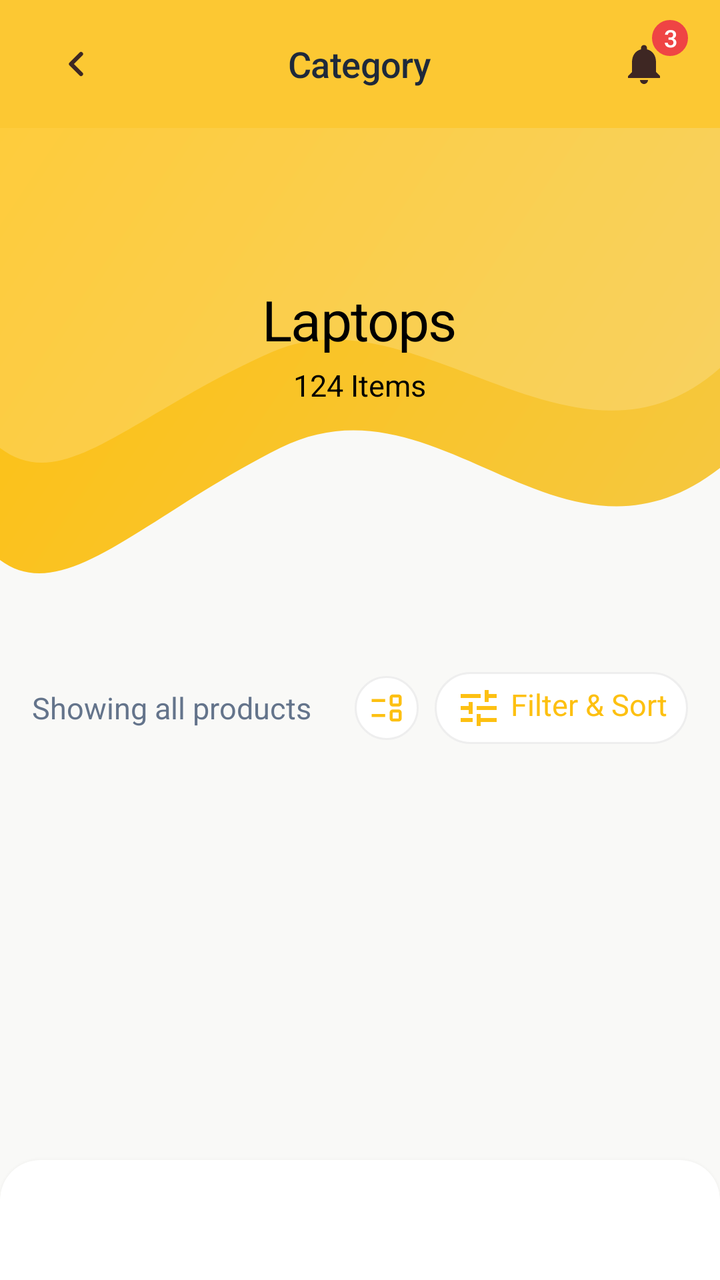
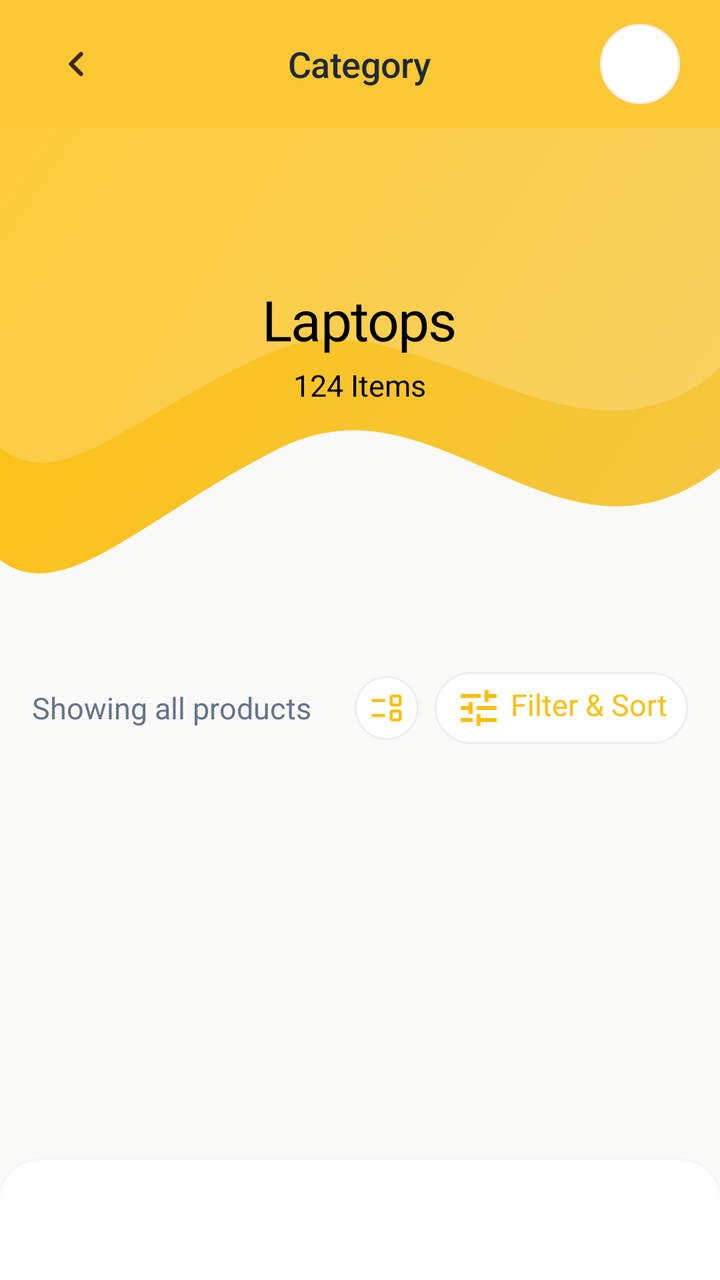

Before-and-after screenshots of an Android layout around one commit, followed by the original layout XML and the change that was made.
<!-- AndroidManifest.xml: application theme Theme.BeckieDealApp -->
<!-- res/layout/activity_category_detail.xml -->
﻿<?xml version="1.0" encoding="utf-8"?>
<androidx.constraintlayout.widget.ConstraintLayout xmlns:android="http://schemas.android.com/apk/res/android"
    xmlns:app="http://schemas.android.com/apk/res-auto"
    xmlns:tools="http://schemas.android.com/tools"
    android:layout_width="match_parent"
    android:layout_height="match_parent"
    android:background="@color/background"
    android:fitsSystemWindows="true"
    tools:context=".CategoryDetailActivity">

    
    <com.google.android.material.appbar.MaterialToolbar
        android:id="@+id/topAppBar"
        android:layout_width="match_parent"
        android:layout_height="@dimen/toolbar_height"
        android:background="@color/topbar_yellow_transparent"
        app:contentInsetStart="0dp"
        app:elevation="0dp"
        app:layout_constraintTop_toTopOf="parent">

        <RelativeLayout
            android:layout_width="match_parent"
            android:layout_height="match_parent"
            android:paddingHorizontal="16dp">

            
            <ImageView
                android:id="@+id/backButton"
                android:layout_width="44dp"
                android:layout_height="44dp"
                android:layout_alignParentStart="true"
                android:layout_centerVertical="true"
                android:padding="12dp"
                android:src="@drawable/ic_arrow_left"
                android:contentDescription="Back"
                app:tint="@color/dark_brown" />

            
            <TextView
                android:id="@+id/categoryTitleText"
                android:layout_width="wrap_content"
                android:layout_height="wrap_content"
                android:layout_centerInParent="true"
                android:text="Category"
                android:textAppearance="@style/TextAppearance.App.SectionHeader" />

            
            <RelativeLayout
                android:id="@+id/notificationContainer"
                android:layout_width="44dp"
                android:layout_height="44dp"
                android:layout_alignParentEnd="true"
                android:layout_centerVertical="true">

                <ImageView
                    android:id="@+id/notificationIcon"
                    android:layout_width="24dp"
                    android:layout_height="24dp"
                    android:layout_centerInParent="true"
                    android:src="@drawable/ic_notifications"
                    app:tint="@color/dark_brown" />

                <TextView
                    android:id="@+id/notificationBadge"
                    android:layout_width="18dp"
                    android:layout_height="18dp"
                    android:layout_alignParentEnd="true"
                    android:layout_alignParentTop="true"
                    android:background="@drawable/badge_pill"
                    android:backgroundTint="@color/red_error"
                    android:gravity="center"
                    android:text="3"
                    android:textAppearance="@style/TextAppearance.App.Label"
                    android:textAllCaps="false"
                    android:textColor="@color/white_fixed"
                    android:visibility="visible" />
            </RelativeLayout>

        </RelativeLayout>
    </com.google.android.material.appbar.MaterialToolbar>

    
    <androidx.core.widget.NestedScrollView
        android:layout_width="match_parent"
        android:layout_height="0dp"
        android:fillViewport="true"
        app:layout_constraintTop_toBottomOf="@id/topAppBar"
        app:layout_constraintBottom_toTopOf="@id/bottomNavGlassHost">

        <LinearLayout
            android:layout_width="match_parent"
            android:layout_height="wrap_content"
            android:orientation="vertical"
            android:paddingBottom="16dp">

            
            <FrameLayout
                android:id="@+id/categoryHeroCard"
                android:layout_width="match_parent"
                android:layout_height="wrap_content">

                
                <ImageView
                    android:layout_width="match_parent"
                    android:layout_height="wrap_content"
                    android:adjustViewBounds="true"
                    android:importantForAccessibility="no"
                    android:scaleType="fitXY"
                    android:src="@drawable/bg_top_wave" />

                
                <LinearLayout
                    android:layout_width="match_parent"
                    android:layout_height="wrap_content"
                    android:layout_gravity="center_vertical"
                    android:orientation="vertical"
                    android:paddingHorizontal="20dp"
                    android:paddingTop="32dp"
                    android:paddingBottom="56dp"
                    android:gravity="center">

                    <TextView
                        android:id="@+id/heroTitle"
                        android:layout_width="wrap_content"
                        android:layout_height="wrap_content"
                        android:text="Laptops"
                        android:textAppearance="@style/TextAppearance.App.ScreenTitle"
                        android:textColor="#000000"
                        android:textAlignment="center" />

                    <TextView
                        android:id="@+id/heroSubtitle"
                        android:layout_width="wrap_content"
                        android:layout_height="wrap_content"
                        android:layout_marginTop="4dp"
                        android:text="124 Items"
                        android:textAppearance="@style/TextAppearance.App.Body"
                        android:textColor="#000000"
                        android:textAlignment="center" />
                </LinearLayout>
            </FrameLayout>

            
            <HorizontalScrollView
                android:layout_width="match_parent"
                android:layout_height="wrap_content"
                android:scrollbars="none"
                android:paddingTop="16dp"
                android:paddingBottom="4dp">

                <LinearLayout
                    android:id="@+id/brandFilterContainer"
                    android:layout_width="wrap_content"
                    android:layout_height="wrap_content"
                    android:orientation="horizontal"
                    android:paddingStart="16dp"
                    android:paddingEnd="16dp" />
            </HorizontalScrollView>

            
            <LinearLayout
                android:id="@+id/resultsRow"
                android:layout_width="match_parent"
                android:layout_height="wrap_content"
                android:orientation="horizontal"
                android:gravity="center_vertical"
                android:paddingHorizontal="16dp"
                android:paddingTop="12dp"
                android:paddingBottom="4dp">

                <TextView
                    android:id="@+id/resultsLabel"
                    android:layout_width="0dp"
                    android:layout_height="wrap_content"
                    android:layout_weight="1"
                    android:text="Showing all products"
                    android:textAppearance="@style/TextAppearance.App.Body"
                    android:textColor="@color/text_secondary" />

                
                <RelativeLayout
                    android:id="@+id/viewModeButton"
                    android:layout_width="32dp"
                    android:layout_height="32dp"
                    android:layout_marginEnd="8dp"
                    android:background="@drawable/chip_unselected"
                    android:clickable="true"
                    android:focusable="true">

                    <ImageView
                        android:id="@+id/viewModeIcon"
                        android:layout_width="18dp"
                        android:layout_height="18dp"
                        android:layout_centerInParent="true"
                        android:src="@drawable/event_list_24"
                        app:tint="@color/primary" />

                </RelativeLayout>

                <TextView
                    android:id="@+id/sortButton"
                    android:layout_width="wrap_content"
                    android:layout_height="wrap_content"
                    android:clickable="true"
                    android:focusable="true"
                    android:drawableStart="@drawable/ic_filter"
                    android:drawablePadding="4dp"
                    android:text="Filter &amp; Sort"
                    android:textAppearance="@style/TextAppearance.App.CardPrice"
                    android:textColor="@color/primary"
                    android:paddingHorizontal="10dp"
                    android:paddingVertical="6dp"
                    android:background="@drawable/chip_unselected" />
            </LinearLayout>

            
            <androidx.recyclerview.widget.RecyclerView
                android:id="@+id/detailProductsGrid"
                android:layout_width="match_parent"
                android:layout_height="wrap_content"
                android:layout_marginTop="4dp"
                android:background="@color/background"
                android:nestedScrollingEnabled="false"
                android:overScrollMode="never" />

        </LinearLayout>
    </androidx.core.widget.NestedScrollView>

    
    <include layout="@layout/layout_bottom_nav" />

</androidx.constraintlayout.widget.ConstraintLayout>
<!-- res/layout/layout_bottom_nav.xml (included above) -->
<?xml version="1.0" encoding="utf-8"?>
<FrameLayout
    xmlns:android="http://schemas.android.com/apk/res/android"
    xmlns:app="http://schemas.android.com/apk/res-auto"
    android:id="@+id/bottomNavGlassHost"
    android:layout_width="0dp"
    android:layout_height="wrap_content"
    android:layout_marginStart="@dimen/bottom_nav_side_margin"
    android:layout_marginEnd="@dimen/bottom_nav_side_margin"
    android:layout_marginBottom="@dimen/bottom_nav_bottom_margin"
    android:background="@drawable/bottom_nav_glass_bg"
    android:clipToOutline="true"
    android:elevation="4dp"
    app:layout_constraintBottom_toBottomOf="parent"
    app:layout_constraintStart_toStartOf="parent"
    app:layout_constraintEnd_toEndOf="parent">

    <LinearLayout
        android:id="@+id/customBottomNav"
        android:layout_width="match_parent"
        android:layout_height="60dp"
        android:orientation="horizontal"
        android:gravity="center"
        android:paddingStart="12dp"
        android:paddingEnd="12dp"
        android:weightSum="5.5">

        
        <LinearLayout
            android:id="@+id/navItemHome"
            android:layout_width="0dp"
            android:layout_height="match_parent"
            android:layout_weight="1"
            android:gravity="center"
            android:orientation="horizontal"
            android:clickable="true"
            android:focusable="true"
            android:background="?attr/selectableItemBackgroundBorderless">

            <LinearLayout
                android:id="@+id/navPillHome"
                android:layout_width="wrap_content"
                android:layout_height="34dp"
                android:orientation="horizontal"
                android:gravity="center"
                android:paddingStart="8dp"
                android:paddingEnd="8dp"
                android:background="@drawable/nav_pill_background">

                <ImageView
                    android:id="@+id/navIconHome"
                    android:layout_width="20dp"
                    android:layout_height="20dp"
                    android:src="@drawable/bottom_nav_home_icon"
                    android:scaleType="fitCenter" />

                <TextView
                    android:id="@+id/navLabelHome"
                    android:layout_width="wrap_content"
                    android:layout_height="wrap_content"
                    android:layout_marginStart="5dp"
                    android:text="Home"
                    android:textSize="11sp"
                    android:textStyle="bold"
                    android:visibility="gone"
                    android:alpha="0"
                    android:includeFontPadding="false" />
            </LinearLayout>
        </LinearLayout>

        
        <LinearLayout
            android:id="@+id/navItemCategories"
            android:layout_width="0dp"
            android:layout_height="match_parent"
            android:layout_weight="1"
            android:gravity="center"
            android:orientation="horizontal"
            android:clickable="true"
            android:focusable="true"
            android:background="?attr/selectableItemBackgroundBorderless">

            <LinearLayout
                android:id="@+id/navPillCategories"
                android:layout_width="wrap_content"
                android:layout_height="34dp"
                android:orientation="horizontal"
                android:gravity="center"
                android:paddingStart="8dp"
                android:paddingEnd="8dp"
                android:background="@drawable/nav_pill_background">

                <ImageView
                    android:id="@+id/navIconCategories"
                    android:layout_width="20dp"
                    android:layout_height="20dp"
                    android:src="@drawable/bottom_nav_categories_icon"
                    android:scaleType="fitCenter" />

                <TextView
                    android:id="@+id/navLabelCategories"
                    android:layout_width="wrap_content"
                    android:layout_height="wrap_content"
                    android:layout_marginStart="5dp"
                    android:text="Categories"
                    android:textSize="11sp"
                    android:textStyle="bold"
                    android:visibility="gone"
                    android:alpha="0"
                    android:includeFontPadding="false"
                    android:maxLines="1" />
            </LinearLayout>
        </LinearLayout>

        
        <LinearLayout
            android:id="@+id/navItemWishlist"
            android:layout_width="0dp"
            android:layout_height="match_parent"
            android:layout_weight="1"
            android:gravity="center"
            android:orientation="horizontal"
            android:clickable="true"
            android:focusable="true"
            android:background="?attr/selectableItemBackgroundBorderless">

            <LinearLayout
                android:id="@+id/navPillWishlist"
                android:layout_width="wrap_content"
                android:layout_height="34dp"
                android:orientation="horizontal"
                android:gravity="center"
                android:paddingStart="8dp"
                android:paddingEnd="8dp"
                android:background="@drawable/nav_pill_background">

                <ImageView
                    android:id="@+id/navIconWishlist"
                    android:layout_width="20dp"
                    android:layout_height="20dp"
                    android:src="@drawable/bottom_nav_favorites_icon"
                    android:scaleType="fitCenter" />

                <TextView
                    android:id="@+id/navLabelWishlist"
                    android:layout_width="wrap_content"
                    android:layout_height="wrap_content"
                    android:layout_marginStart="5dp"
                    android:text="Wishlist"
                    android:textSize="11sp"
                    android:textStyle="bold"
                    android:visibility="gone"
                    android:alpha="0"
                    android:includeFontPadding="false"
                    android:maxLines="1" />
            </LinearLayout>
        </LinearLayout>

        
        <LinearLayout
            android:id="@+id/navItemCart"
            android:layout_width="0dp"
            android:layout_height="match_parent"
            android:layout_weight="1"
            android:gravity="center"
            android:orientation="horizontal"
            android:clickable="true"
            android:focusable="true"
            android:background="?attr/selectableItemBackgroundBorderless">

            <LinearLayout
                android:id="@+id/navPillCart"
                android:layout_width="wrap_content"
                android:layout_height="34dp"
                android:orientation="horizontal"
                android:gravity="center"
                android:paddingStart="8dp"
                android:paddingEnd="8dp"
                android:background="@drawable/nav_pill_background">

                <ImageView
                    android:id="@+id/navIconCart"
                    android:layout_width="20dp"
                    android:layout_height="20dp"
                    android:src="@drawable/bottom_nav_cart_icon"
                    android:scaleType="fitCenter" />

                
                <FrameLayout
                    android:layout_width="wrap_content"
                    android:layout_height="wrap_content"
                    android:layout_marginStart="-6dp"
                    android:layout_marginTop="-4dp">
                    
                    <TextView
                        android:id="@+id/cartBadge"
                        android:layout_width="16dp"
                        android:layout_height="16dp"
                        android:background="@drawable/badge_pill"
                        android:backgroundTint="@color/primary"
                        android:textSize="9sp"
                        android:textStyle="bold"
                        android:textColor="@color/white_fixed"
                        android:visibility="gone"
                        android:includeFontPadding="false"
                        android:gravity="center" />
                </FrameLayout>

                <TextView
                    android:id="@+id/navLabelCart"
                    android:layout_width="wrap_content"
                    android:layout_height="wrap_content"
                    android:layout_marginStart="5dp"
                    android:text="Cart"
                    android:textSize="11sp"
                    android:textStyle="bold"
                    android:visibility="gone"
                    android:alpha="0"
                    android:includeFontPadding="false" />
            </LinearLayout>
        </LinearLayout>

        
        <LinearLayout
            android:id="@+id/navItemAccount"
            android:layout_width="0dp"
            android:layout_height="match_parent"
            android:layout_weight="1"
            android:gravity="center"
            android:orientation="horizontal"
            android:clickable="true"
            android:focusable="true"
            android:background="?attr/selectableItemBackgroundBorderless">

            <LinearLayout
                android:id="@+id/navPillAccount"
                android:layout_width="wrap_content"
                android:layout_height="34dp"
                android:orientation="horizontal"
                android:gravity="center"
                android:paddingStart="8dp"
                android:paddingEnd="8dp"
                android:background="@drawable/nav_pill_background">

                <ImageView
                    android:id="@+id/navIconAccount"
                    android:layout_width="20dp"
                    android:layout_height="20dp"
                    android:src="@drawable/bottom_nav_account_icon"
                    android:scaleType="fitCenter" />

                <TextView
                    android:id="@+id/navLabelAccount"
                    android:layout_width="wrap_content"
                    android:layout_height="wrap_content"
                    android:layout_marginStart="5dp"
                    android:text="Account"
                    android:textSize="11sp"
                    android:textStyle="bold"
                    android:visibility="gone"
                    android:alpha="0"
                    android:includeFontPadding="false" />
            </LinearLayout>
        </LinearLayout>

    </LinearLayout>

</FrameLayout>
<!-- resources referenced by this layout -->
<resources>
  <color name="background">#F9F9F7</color>
  <color name="dark_brown">#3E2723</color>
  <color name="primary">#FDC011</color>
  <color name="red_error">#EF4444</color>
  <color name="text_secondary">#64748B</color>
  <color name="topbar_yellow_transparent">#D9FDC011</color>
  <color name="white_fixed">#FFFFFF</color>
  <dimen name="bottom_nav_bottom_margin">0dp</dimen>
  <dimen name="bottom_nav_side_margin">0dp</dimen>
  <dimen name="toolbar_height">64dp</dimen>
  <!-- drawable ic_notifications (drawable) -->
  <vector xmlns:android="http://schemas.android.com/apk/res/android"
      android:width="24dp" android:height="24dp"
      android:viewportWidth="24" android:viewportHeight="24">
      
      <path android:fillColor="#F97316"
          android:pathData="M12,22c1.1,0 2,-0.9 2,-2h-4c0,1.1 0.9,2 2,2zM18,16v-5c0,-3.07 -1.64,-5.64 -4.5,-6.32V4c0,-0.83 -0.67,-1.5 -1.5,-1.5s-1.5,0.67 -1.5,1.5v0.68C7.63,5.36 6,7.92 6,11v5l-2,2v1h16v-1l-2,-2z"/>
  </vector>
  <style name="TextAppearance.App.CardPrice" parent="TextAppearance.Material3.BodyLarge">
          <item name="android:fontFamily">@font/synonym_semibold</item>
          <item name="android:textSize">15sp</item>
          <item name="android:letterSpacing">0</item>
          <item name="android:textColor">@color/text_primary</item>
      </style>
  <style name="TextAppearance.App.ScreenTitle" parent="TextAppearance.Material3.HeadlineMedium">
          <item name="android:fontFamily">@font/amulya_bold</item>
          <item name="android:textSize">28sp</item>
          <item name="android:letterSpacing">-0.02</item>
          <item name="android:textColor">#000000</item>
      </style>
  <style name="Theme.BeckieDealApp" parent="Base.Theme.BeckieDealApp">
          <item name="buttonStyle">@style/Widget.App.Button</item>
          <item name="materialButtonStyle">@style/Widget.App.Button</item>
      </style>
  <color name="surface">#FFFFFF</color>
  <color name="nav_surface">#FFFFFF</color>
  <dimen name="chip_stroke_width">1dp</dimen>
  <dimen name="chip_pill_radius">20dp</dimen>
  <color name="text_primary">#1E293B</color>
  <style name="Widget.App.Button" parent="Widget.Material3.Button">
          <item name="shapeAppearance">@style/ShapeAppearance.App.Button.Pill</item>
          <item name="android:textAppearance">@style/TextAppearance.App.Button</item>
      </style>
  <color name="on_primary">#FFFFFF</color>
  <color name="primary_container">#FDC011</color>
  <color name="on_primary_container">#582200</color>
  <color name="chip_selected_bg">#3E2723</color>
  <color name="on_surface">#251913</color>
  <style name="TextAppearance.App.PriceHero" parent="TextAppearance.Material3.TitleLarge">
          <item name="android:fontFamily">@font/amulya_bold</item>
          <item name="android:textSize">22sp</item>
          <item name="android:letterSpacing">-0.01</item>
          <item name="android:textColor">@color/text_primary</item>
      </style>
  <style name="TextAppearance.App.CardProductName" parent="TextAppearance.Material3.BodyLarge">
          <item name="android:fontFamily">@font/synonym_medium</item>
          <item name="android:textSize">15sp</item>
          <item name="android:letterSpacing">0</item>
          <item name="android:textColor">@color/text_primary</item>
      </style>
  <style name="TextAppearance.App.Button" parent="TextAppearance.Material3.LabelLarge">
          <item name="android:fontFamily">@font/synonym_semibold</item>
          <item name="android:textSize">15sp</item>
          <item name="android:letterSpacing">0.01</item>
          <item name="android:textAllCaps">false</item>
      </style>
  <style name="ShapeAppearance.App.Button.Pill" parent="">
          <item name="cornerFamily">rounded</item>
          <item name="cornerSize">50%</item>
      </style>
  <color name="nav_indicator_fill">#FFF1EB</color>
  <style name="ShapeAppearance.App.BottomNav.ActiveIndicator" parent="">
          <item name="cornerFamily">rounded</item>
          <item name="cornerSize">50%</item>
      </style>
  <!-- unchanged entries left out for length: 42 -->
</resources>

<!-- the commit's change to res/layout/activity_category_detail.xml (unified diff, before → after) -->
@@ -45,36 +45,16 @@
                 android:textAppearance="@style/TextAppearance.App.SectionHeader" />
 
             
-            <RelativeLayout
-                android:id="@+id/notificationContainer"
-                android:layout_width="44dp"
-                android:layout_height="44dp"
+            <ImageView
+                android:id="@+id/categoryImageIcon"
+                android:layout_width="40dp"
+                android:layout_height="40dp"
                 android:layout_alignParentEnd="true"
-                android:layout_centerVertical="true">
-
-                <ImageView
-                    android:id="@+id/notificationIcon"
-                    android:layout_width="24dp"
-                    android:layout_height="24dp"
-                    android:layout_centerInParent="true"
-                    android:src="@drawable/ic_notifications"
-                    app:tint="@color/dark_brown" />
-
-                <TextView
-                    android:id="@+id/notificationBadge"
-                    android:layout_width="18dp"
-                    android:layout_height="18dp"
-                    android:layout_alignParentEnd="true"
-                    android:layout_alignParentTop="true"
-                    android:background="@drawable/badge_pill"
-                    android:backgroundTint="@color/red_error"
-                    android:gravity="center"
-                    android:text="3"
-                    android:textAppearance="@style/TextAppearance.App.Label"
-                    android:textAllCaps="false"
-                    android:textColor="@color/white_fixed"
-                    android:visibility="visible" />
-            </RelativeLayout>
+                android:layout_centerVertical="true"
+                android:layout_marginEnd="4dp"
+                android:scaleType="fitCenter"
+                android:contentDescription="Category Image"
+                android:background="@drawable/chip_unselected" />
 
         </RelativeLayout>
     </com.google.android.material.appbar.MaterialToolbar>
<!-- resource entries referenced after the edit -->
@@ -3,21 +3,12 @@
   <color name="background">#F9F9F7</color>
   <color name="dark_brown">#3E2723</color>
   <color name="primary">#FDC011</color>
-  <color name="red_error">#EF4444</color>
   <color name="text_secondary">#64748B</color>
   <color name="topbar_yellow_transparent">#D9FDC011</color>
   <color name="white_fixed">#FFFFFF</color>
   <dimen name="bottom_nav_bottom_margin">0dp</dimen>
   <dimen name="bottom_nav_side_margin">0dp</dimen>
   <dimen name="toolbar_height">64dp</dimen>
-  <!-- drawable ic_notifications (drawable) -->
-  <vector xmlns:android="http://schemas.android.com/apk/res/android"
-      android:width="24dp" android:height="24dp"
-      android:viewportWidth="24" android:viewportHeight="24">
-      
-      <path android:fillColor="#F97316"
-          android:pathData="M12,22c1.1,0 2,-0.9 2,-2h-4c0,1.1 0.9,2 2,2zM18,16v-5c0,-3.07 -1.64,-5.64 -4.5,-6.32V4c0,-0.83 -0.67,-1.5 -1.5,-1.5s-1.5,0.67 -1.5,1.5v0.68C7.63,5.36 6,7.92 6,11v5l-2,2v1h16v-1l-2,-2z"/>
-  </vector>
   <style name="TextAppearance.App.CardPrice" parent="TextAppearance.Material3.BodyLarge">
           <item name="android:fontFamily">@font/synonym_semibold</item>
           <item name="android:textSize">15sp</item>
